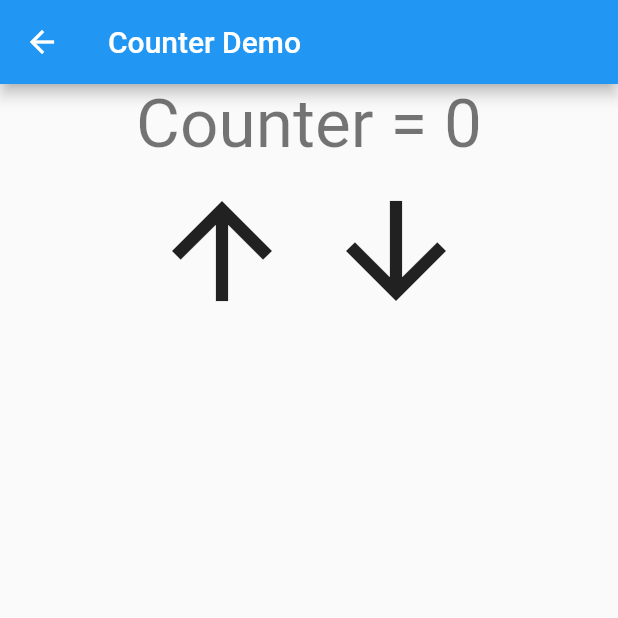
After one commit to swatsam29/swati-mobapp03, a Flutter app: the StartScreen screen opened by its route, after a tap on "Counter Demo", on a phone screen of 412 x 824 dp, the top half of it. The commit adds this screen. Run offline on Flutter 3.47's test engine with Material 2 defaults, Android fonts, the phone set to English and light mode, and no system bars.

Commit message:
counterdemo

```diff
--- /dev/null
+++ b/lib/viewscreen/counterdemo_screen.dart
@@ -0,0 +1,72 @@
+import 'dart:developer';
+
+import 'package:flutter/material.dart';
+
+class CounterDemoScreen extends StatefulWidget {
+  const CounterDemoScreen({Key? key}) : super(key: key);
+
+  static const routeName = '/counterDemoScreen';
+
+  @override
+  State<StatefulWidget> createState() {
+    return _CounterDemoState();
+  }
+}
+
+class _CounterDemoState extends State<CounterDemoScreen> {
+  late _Controller con;
+  int counter = 0;
+
+  @override
+  void initState() {
+    super.initState();
+    con = _Controller(this);
+  }
+
+  @override
+  Widget build(BuildContext context) {
+    return Scaffold(
+        appBar: AppBar(
+          title: const Text('Counter Demo'),
+        ),
+        body: Column(
+          children: [
+            Text(
+              'Counter = $counter',
+              style: Theme.of(context).textTheme.headline3,
+            ),
+            Row(
+              mainAxisAlignment: MainAxisAlignment.center,
+              children: [
+                IconButton(
+                  iconSize: 100.0,
+                  onPressed: con.countUp,
+                  icon: const Icon(Icons.arrow_upward),
+                ),
+                IconButton(
+              iconSize: 100.0,
+              onPressed: con.countDown,
+              icon: const Icon(Icons.arrow_downward),
+            ),
+              ],
+            ),
+          ],
+        ));
+  }
+}
+
+class _Controller {
+  late _CounterDemoState state;
+  _Controller(this.state);
+
+  void countUp(){
+    ++state.counter;
+    print('========= ${state.counter}');
+
+  }
+  void countDown(){
+    --state.counter;
+    print('========= ${state.counter}');
+
+  }
+}
--- a/lib/viewscreen/start_screen.dart
+++ b/lib/viewscreen/start_screen.dart
@@ -1,23 +1,23 @@
 import 'package:flutter/material.dart';
+import 'package:lesson2/viewscreen/counterdemo_screen.dart';
 
 class StartScreen extends StatefulWidget {
-
   const StartScreen({Key? key}) : super(key: key);
 
-  static const routeName= '/startScreen';
+  static const routeName = '/startScreen';
 
-   @override
+  @override
   State<StatefulWidget> createState() {
     return _StartState();
   }
 }
 
-class _StartState extends State<StartScreen>{
+class _StartState extends State<StartScreen> {
 
   late _Controller con;
 
   @override
-  void iniState(){
+  void initState() {
     super.initState();
     con = _Controller(this);
   }
@@ -25,15 +25,25 @@ class _StartState extends State<StartScreen>{
   @override
   Widget build(BuildContext context) {
     return Scaffold(
-      appBar: AppBar(title: const Text('Start Screen'),
-      ),
-      body: const Text('Start Screen'),
-    );
+        appBar: AppBar(
+          title: const Text('Start Screen'),
+        ),
+        body: Column(
+          children: [
+            ElevatedButton(
+              onPressed: con.counterDemo,
+              child: const Text('Counter Demo'),
+            ),
+          ],
+        ));
   }
 }
 
 class _Controller {
-
   late _StartState state;
   _Controller(this.state);
+
+  void counterDemo(){
+    Navigator.pushNamed(state.context, CounterDemoScreen.routeName);
+  }
 }
```
Also changed, not shown: lib/main.dart (+13 -101 lines), 1 other file.
